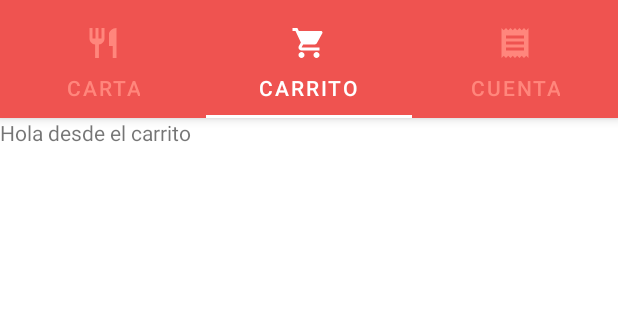
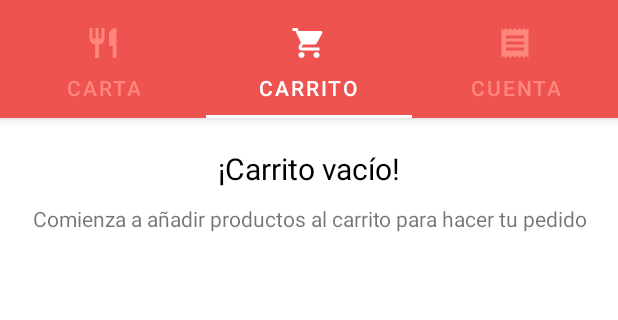
Before and after one commit to fer227/ServitPlus, an Android app: the screen it shows after launch (MainActivity), tab 2 chosen, on a phone screen of 412 x 824 dp, the part 74-394 px from its top. Run offline under Robolectric (Android 15) with nearby library versions, the phone set to English and light mode, and no system bars; 2 statements that could not run were skipped.

Commit message:
Añadiendo las dos vistas del carrito

```diff
--- /dev/null
+++ b/app/src/main/res/layout/carrito_no_productos.xml
@@ -0,0 +1,24 @@
+<?xml version="1.0" encoding="utf-8"?>
+<LinearLayout xmlns:android="http://schemas.android.com/apk/res/android"
+    android:layout_width="match_parent"
+    android:layout_height="match_parent"
+    android:orientation="vertical"
+    xmlns:app="http://schemas.android.com/apk/res-auto">
+
+    <TextView
+        android:layout_width="match_parent"
+        android:layout_height="wrap_content"
+        android:textAlignment="center"
+        android:textColor="@color/black"
+        android:textSize="20sp"
+        android:layout_marginTop="20dp"
+        android:text="¡Carrito vacío!"/>
+
+    <TextView
+        android:layout_width="match_parent"
+        android:layout_height="wrap_content"
+        android:textAlignment="center"
+        android:layout_marginTop="10dp"
+        android:text="Comienza a añadir productos al carrito para hacer tu pedido"/>
+
+</LinearLayout>
--- a/app/src/main/res/layout/fragment_carrito.xml
+++ b/app/src/main/res/layout/fragment_carrito.xml
@@ -1,14 +1,23 @@
 <?xml version="1.0" encoding="utf-8"?>
 <FrameLayout xmlns:android="http://schemas.android.com/apk/res/android"
+    xmlns:app="http://schemas.android.com/apk/res-auto"
     xmlns:tools="http://schemas.android.com/tools"
     android:layout_width="match_parent"
     android:layout_height="match_parent"
     tools:context=".fragments.CarritoFragment">
 
-    <!-- TODO: Update blank fragment layout -->
-    <TextView
-        android:layout_width="match_parent"
-        android:layout_height="match_parent"
-        android:text="Hola desde el carrito" />
+    <include
+        android:id="@+id/include_carrito_no_productos"
+        android:visibility="visible"
+        layout="@layout/carrito_no_productos">
+
+    </include>
+
+    <include
+        android:id="@+id/include_carrito_productos"
+        android:visibility="gone"
+        layout="@layout/carrito_productos">
+
+    </include>
 
 </FrameLayout>
```
Also changed, not shown: app/src/main/res/drawable/enviar.xml (added, +11 -0 lines), app/src/main/res/layout/carrito_productos.xml (added, +48 -0 lines).
